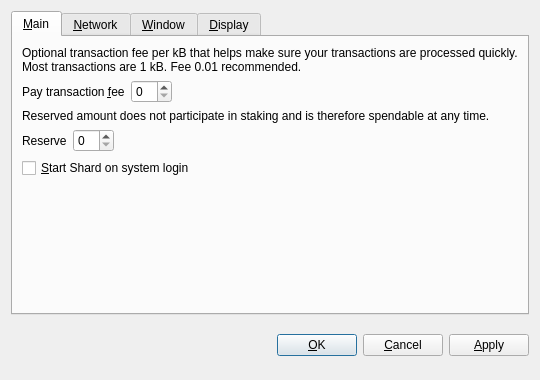
ShardcoinRepo/shard, file src/qt/forms/optionsdialog.ui: the form before one commit.
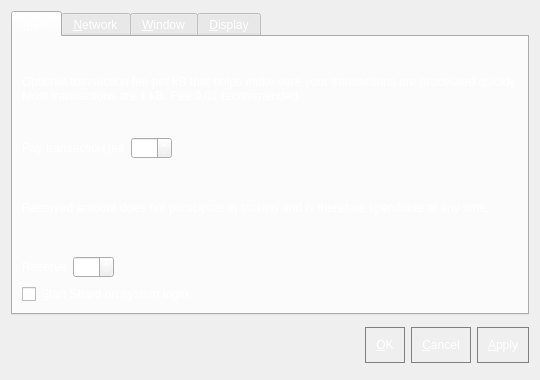
The form after the commit. Custom widgets are drawn as their Qt base class.

```diff
--- a/src/qt/forms/optionsdialog.ui
+++ b/src/qt/forms/optionsdialog.ui
@@ -13,12 +13,18 @@
   <property name="windowTitle">
    <string>Options</string>
   </property>
+  <property name="styleSheet">
+   <string notr="true">background:'#0a2634';</string>
+  </property>
   <property name="modal">
    <bool>true</bool>
   </property>
   <layout class="QVBoxLayout" name="verticalLayout">
    <item>
     <widget class="QTabWidget" name="tabWidget">
+     <property name="styleSheet">
+      <string notr="true">color:white</string>
+     </property>
      <property name="tabPosition">
       <enum>QTabWidget::North</enum>
      </property>
@@ -132,19 +138,6 @@
          </property>
         </widget>
        </item>
-       <item>
-        <spacer name="verticalSpacer_Main">
-         <property name="orientation">
-          <enum>Qt::Vertical</enum>
-         </property>
-         <property name="sizeHint" stdset="0">
-          <size>
-           <width>20</width>
-           <height>40</height>
-          </size>
-         </property>
-        </spacer>
-       </item>
       </layout>
      </widget>
      <widget class="QWidget" name="tabNetwork">
@@ -425,6 +418,50 @@
      </item>
      <item>
       <widget class="QPushButton" name="okButton">
+       <property name="styleSheet">
+        <string notr="true">QPushButton { 
+ background-color: &quot;#002d3f&quot;;
+	border:1px solid gray;
+	color:white;
+	outline: none;
+	padding:10px;
+}
+
+QPushButton:pressed {
+   background-color: &quot;#002d3f&quot;;
+border:1px solid gray;
+	color:white;
+
+}
+QPushButton:focus:pressed { 
+    background: &quot;#003750&quot;;
+	border:1px solid #0adbf0;
+	color:white;
+
+ }
+QPushButton:focus { 
+   background-color: &quot;#002d3f&quot;;
+	border:1px solid gray;
+	color:white;
+
+}
+QPushButton:hover {
+     background-color: &quot;#002d3f&quot;;
+	border:1px solid #0adbf0;
+ }
+QPushButton:checked { 
+     background-color: &quot;#002d3f&quot;;
+border:1px solid gray;
+	color:white;
+
+ }
+QPushButton:disabled { 
+    background:'#0a2634';
+color:gray;
+border:1px solid gray;
+ }
+</string>
+       </property>
        <property name="text">
         <string>&amp;OK</string>
        </property>
@@ -432,6 +469,50 @@
      </item>
      <item>
       <widget class="QPushButton" name="cancelButton">
+       <property name="styleSheet">
+        <string notr="true">QPushButton { 
+ background-color: &quot;#002d3f&quot;;
+	border:1px solid gray;
+	color:white;
+	outline: none;
+	padding:10px;
+}
+
+QPushButton:pressed {
+   background-color: &quot;#002d3f&quot;;
+border:1px solid gray;
+	color:white;
+
+}
+QPushButton:focus:pressed { 
+    background: &quot;#003750&quot;;
+	border:1px solid #0adbf0;
+	color:white;
+
+ }
+QPushButton:focus { 
+   background-color: &quot;#002d3f&quot;;
+	border:1px solid gray;
+	color:white;
+
+}
+QPushButton:hover {
+     background-color: &quot;#002d3f&quot;;
+	border:1px solid #0adbf0;
+ }
+QPushButton:checked { 
+     background-color: &quot;#002d3f&quot;;
+border:1px solid gray;
+	color:white;
+
+ }
+QPushButton:disabled { 
+    background:'#0a2634';
+color:gray;
+border:1px solid gray;
+ }
+</string>
+       </property>
        <property name="text">
         <string>&amp;Cancel</string>
        </property>
@@ -442,6 +523,50 @@
      </item>
      <item>
       <widget class="QPushButton" name="applyButton">
+       <property name="styleSheet">
+        <string notr="true">QPushButton { 
+ background-color: &quot;#002d3f&quot;;
+	border:1px solid gray;
+	color:white;
+	outline: none;
+	padding:10px;
+}
+
+QPushButton:pressed {
+   background-color: &quot;#002d3f&quot;;
+border:1px solid gray;
+	color:white;
+
+}
+QPushButton:focus:pressed { 
+    background: &quot;#003750&quot;;
+	border:1px solid #0adbf0;
+	color:white;
+
+ }
+QPushButton:focus { 
+   background-color: &quot;#002d3f&quot;;
+	border:1px solid gray;
+	color:white;
+
+}
+QPushButton:hover {
+     background-color: &quot;#002d3f&quot;;
+	border:1px solid #0adbf0;
+ }
+QPushButton:checked { 
+     background-color: &quot;#002d3f&quot;;
+border:1px solid gray;
+	color:white;
+
+ }
+QPushButton:disabled { 
+    background:'#0a2634';
+color:gray;
+border:1px solid gray;
+ }
+</string>
+       </property>
        <property name="text">
         <string>&amp;Apply</string>
        </property>
@@ -455,6 +580,11 @@
   </layout>
  </widget>
  <customwidgets>
+  <customwidget>
+   <class>QValidatedLineEdit</class>
+   <extends>QLineEdit</extends>
+   <header location="global">qvalidatedlineedit.h</header>
+  </customwidget>
   <customwidget>
    <class>BitcoinAmountField</class>
    <extends>QSpinBox</extends>
@@ -465,11 +595,6 @@
    <extends>QComboBox</extends>
    <header>qvaluecombobox.h</header>
   </customwidget>
-  <customwidget>
-   <class>QValidatedLineEdit</class>
-   <extends>QLineEdit</extends>
-   <header>qvalidatedlineedit.h</header>
-  </customwidget>
  </customwidgets>
  <resources/>
  <connections/>
```
Left out of the diff: 15 changed lines with no effect on the pictures.
